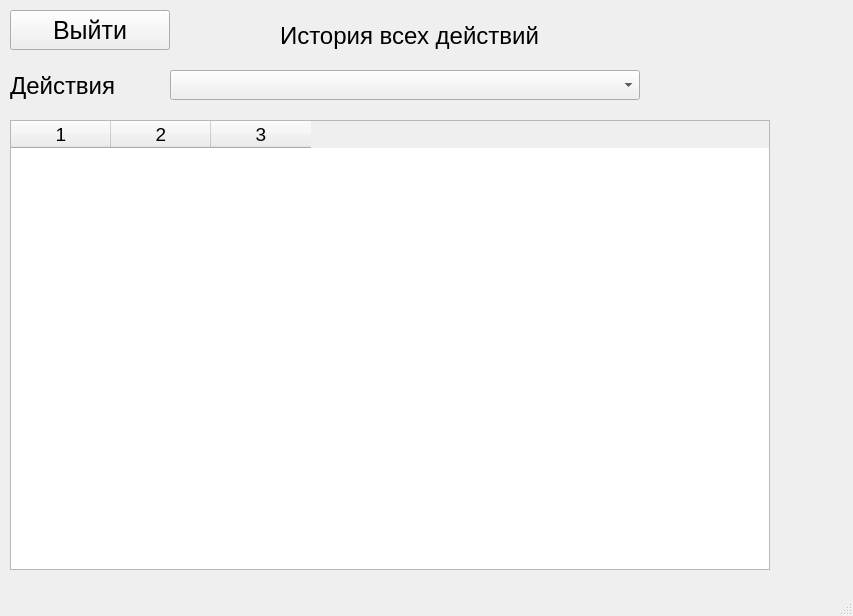
First picture: the form in data/design/form_history.ui, repository PolkovnikovPavel/collection_lfk, before the edit.
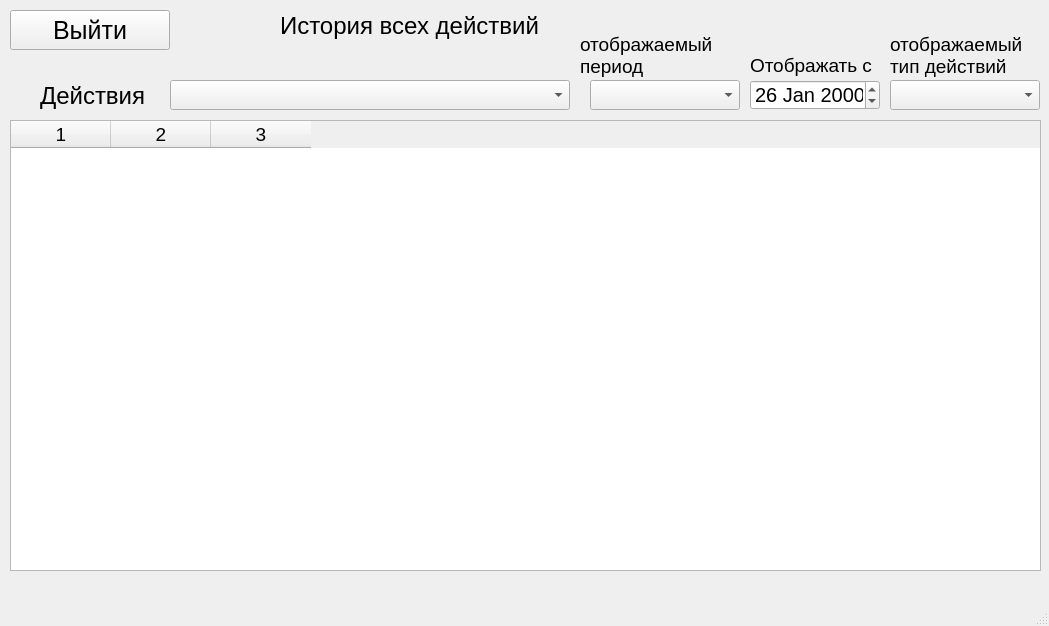
Second picture: the form after the edit.

Commit message: version 1.6 ( * Made filtering in history * Corrected text in description * Resize window in admin menu * some changes)

The edit to the form file:
```diff
--- a/data/design/form_history.ui
+++ b/data/design/form_history.ui
@@ -6,8 +6,8 @@
    <rect>
     <x>0</x>
     <y>0</y>
-    <width>853</width>
-    <height>616</height>
+    <width>1049</width>
+    <height>626</height>
    </rect>
   </property>
   <property name="windowTitle">
@@ -19,8 +19,8 @@
      <rect>
       <x>10</x>
       <y>120</y>
-      <width>760</width>
-      <height>450</height>
+      <width>1031</width>
+      <height>451</height>
      </rect>
     </property>
     <property name="font">
@@ -60,8 +60,8 @@
     <property name="geometry">
      <rect>
       <x>280</x>
-      <y>20</y>
-      <width>350</width>
+      <y>10</y>
+      <width>360</width>
       <height>31</height>
      </rect>
     </property>
@@ -78,8 +78,8 @@
     <property name="geometry">
      <rect>
       <x>170</x>
-      <y>70</y>
-      <width>470</width>
+      <y>80</y>
+      <width>400</width>
       <height>30</height>
      </rect>
     </property>
@@ -110,9 +110,9 @@
    <widget class="QLabel" name="label_6">
     <property name="geometry">
      <rect>
-      <x>10</x>
-      <y>70</y>
-      <width>160</width>
+      <x>40</x>
+      <y>80</y>
+      <width>130</width>
       <height>31</height>
      </rect>
     </property>
@@ -125,6 +125,150 @@
      <string>Действия</string>
     </property>
    </widget>
+   <widget class="QComboBox" name="number_days">
+    <property name="geometry">
+     <rect>
+      <x>590</x>
+      <y>80</y>
+      <width>150</width>
+      <height>30</height>
+     </rect>
+    </property>
+    <property name="font">
+     <font>
+      <pointsize>13</pointsize>
+     </font>
+    </property>
+    <property name="styleSheet">
+     <string notr="true"/>
+    </property>
+    <property name="currentText">
+     <string/>
+    </property>
+    <property name="maxVisibleItems">
+     <number>20</number>
+    </property>
+    <property name="sizeAdjustPolicy">
+     <enum>QComboBox::AdjustToContentsOnFirstShow</enum>
+    </property>
+    <property name="iconSize">
+     <size>
+      <width>16</width>
+      <height>16</height>
+     </size>
+    </property>
+   </widget>
+   <widget class="QDateEdit" name="date_start">
+    <property name="geometry">
+     <rect>
+      <x>750</x>
+      <y>80</y>
+      <width>130</width>
+      <height>30</height>
+     </rect>
+    </property>
+    <property name="font">
+     <font>
+      <pointsize>15</pointsize>
+     </font>
+    </property>
+    <property name="date">
+     <date>
+      <year>2000</year>
+      <month>1</month>
+      <day>26</day>
+     </date>
+    </property>
+   </widget>
+   <widget class="QLabel" name="label_7">
+    <property name="geometry">
+     <rect>
+      <x>580</x>
+      <y>30</y>
+      <width>170</width>
+      <height>50</height>
+     </rect>
+    </property>
+    <property name="font">
+     <font>
+      <pointsize>14</pointsize>
+     </font>
+    </property>
+    <property name="text">
+     <string>отображаемый
+период</string>
+    </property>
+   </widget>
+   <widget class="QLabel" name="label_8">
+    <property name="geometry">
+     <rect>
+      <x>750</x>
+      <y>50</y>
+      <width>130</width>
+      <height>30</height>
+     </rect>
+    </property>
+    <property name="font">
+     <font>
+      <pointsize>14</pointsize>
+     </font>
+    </property>
+    <property name="text">
+     <string>Отображать с</string>
+    </property>
+   </widget>
+   <widget class="QLabel" name="label_9">
+    <property name="geometry">
+     <rect>
+      <x>890</x>
+      <y>30</y>
+      <width>170</width>
+      <height>50</height>
+     </rect>
+    </property>
+    <property name="font">
+     <font>
+      <pointsize>14</pointsize>
+     </font>
+    </property>
+    <property name="text">
+     <string>отображаемый
+тип действий</string>
+    </property>
+   </widget>
+   <widget class="QComboBox" name="type_of_log">
+    <property name="geometry">
+     <rect>
+      <x>890</x>
+      <y>80</y>
+      <width>150</width>
+      <height>30</height>
+     </rect>
+    </property>
+    <property name="font">
+     <font>
+      <pointsize>13</pointsize>
+     </font>
+    </property>
+    <property name="styleSheet">
+     <string notr="true"/>
+    </property>
+    <property name="currentText">
+     <string/>
+    </property>
+    <property name="maxVisibleItems">
+     <number>20</number>
+    </property>
+    <property name="sizeAdjustPolicy">
+     <enum>QComboBox::AdjustToContentsOnFirstShow</enum>
+    </property>
+    <property name="iconSize">
+     <size>
+      <width>16</width>
+      <height>16</height>
+     </size>
+    </property>
+   </widget>
   </widget>
   <widget class="QMenuBar" name="menubar">
    <property name="geometry">
```
Left out of the diff: 2 changed lines with no effect on the pictures. The commit also changes 16 other files.
